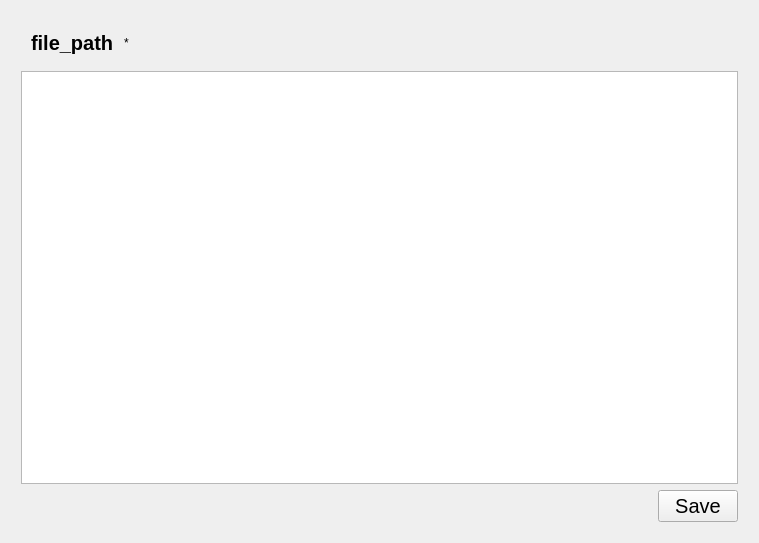
Before: the Qt Designer form src/Components/TextFileEditor/FileEditor.ui in xuexiaolei1997/QTTool, drawn with Qt 5.
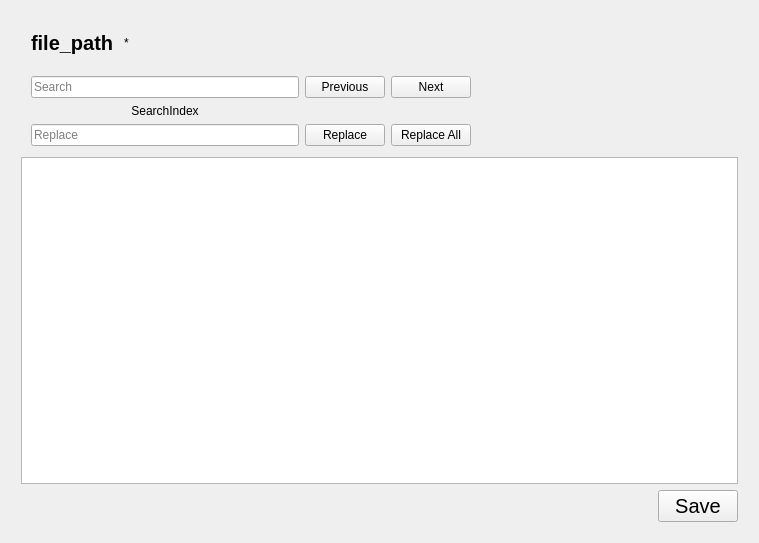
After: the same form once the commit is applied.

The edit to the form file:
```diff
--- a/src/Components/TextFileEditor/FileEditor.ui
+++ b/src/Components/TextFileEditor/FileEditor.ui
@@ -81,6 +81,84 @@
        </item>
       </layout>
      </item>
+     <item>
+      <layout class="QGridLayout" name="gridLayout_Search">
+       <property name="leftMargin">
+        <number>10</number>
+       </property>
+       <property name="topMargin">
+        <number>5</number>
+       </property>
+       <property name="bottomMargin">
+        <number>5</number>
+       </property>
+       <item row="0" column="0">
+        <widget class="QLineEdit" name="lineEdit_Search">
+         <property name="placeholderText">
+          <string>Search</string>
+         </property>
+        </widget>
+       </item>
+       <item row="1" column="0">
+        <widget class="QLabel" name="label_SearchIndex">
+         <property name="text">
+          <string>SearchIndex</string>
+         </property>
+         <property name="alignment">
+          <set>Qt::AlignCenter</set>
+         </property>
+        </widget>
+       </item>
+       <item row="0" column="1">
+        <widget class="QPushButton" name="pushButton_SearchPrevious">
+         <property name="text">
+          <string>Previous</string>
+         </property>
+        </widget>
+       </item>
+       <item row="2" column="0">
+        <widget class="QLineEdit" name="lineEdit_Replace">
+         <property name="placeholderText">
+          <string>Replace</string>
+         </property>
+        </widget>
+       </item>
+       <item row="2" column="1">
+        <widget class="QPushButton" name="pushButton_Replace">
+         <property name="text">
+          <string>Replace</string>
+         </property>
+        </widget>
+       </item>
+       <item row="0" column="2">
+        <widget class="QPushButton" name="pushButton_SearchNext">
+         <property name="text">
+          <string>Next</string>
+         </property>
+        </widget>
+       </item>
+       <item row="2" column="2">
+        <widget class="QPushButton" name="pushButton_ReplaceAll">
+         <property name="text">
+          <string>Replace All</string>
+         </property>
+        </widget>
+       </item>
+       <item row="0" column="3">
+        <spacer name="horizontalSpacer_3">
+         <property name="orientation">
+          <enum>Qt::Horizontal</enum>
+         </property>
+         <property name="sizeHint" stdset="0">
+          <size>
+           <width>40</width>
+           <height>20</height>
+          </size>
+         </property>
+        </spacer>
+       </item>
+      </layout>
+     </item>
      <item>
       <widget class="QTextEdit" name="textEdit_main_editor">
        <property name="font">
```
